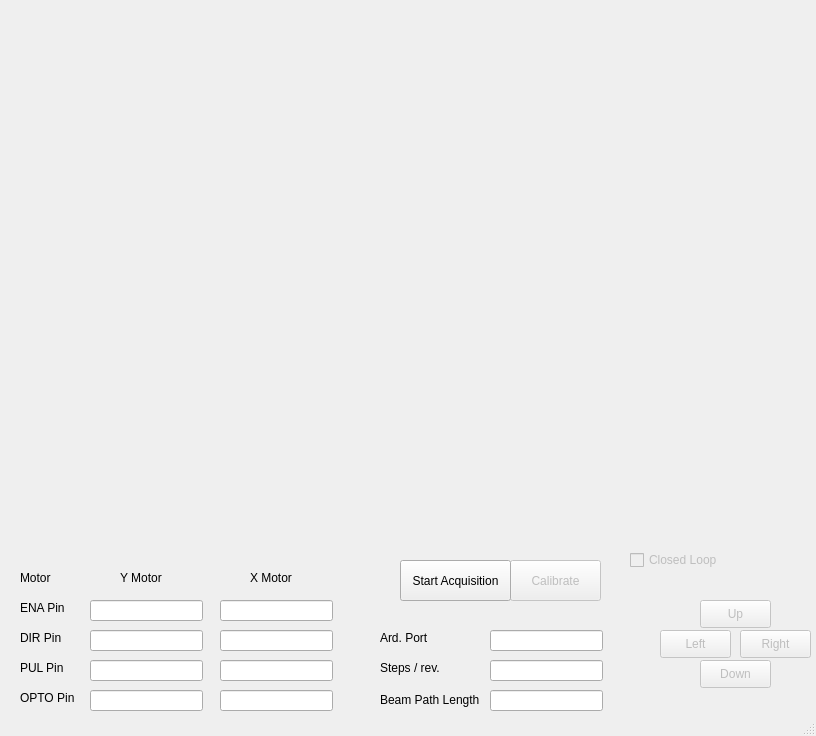
vazirilab/PyBeamProfiler, file src/Arduino_Control.ui: the form before one commit.
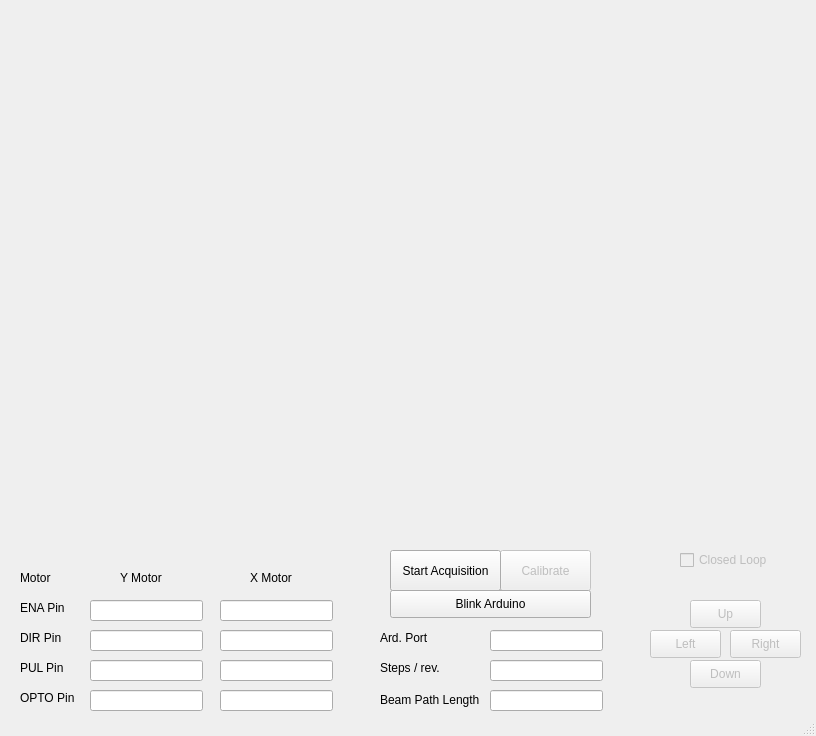
The form after the commit.

Patch:
```diff
--- a/src/Arduino_Control.ui
+++ b/src/Arduino_Control.ui
@@ -20,7 +20,7 @@
     </property>
     <property name="geometry">
      <rect>
-      <x>700</x>
+      <x>690</x>
       <y>600</y>
       <width>71</width>
       <height>28</height>
@@ -36,7 +36,7 @@
     </property>
     <property name="geometry">
      <rect>
-      <x>660</x>
+      <x>650</x>
       <y>630</y>
       <width>71</width>
       <height>28</height>
@@ -52,7 +52,7 @@
     </property>
     <property name="geometry">
      <rect>
-      <x>740</x>
+      <x>730</x>
       <y>630</y>
       <width>71</width>
       <height>28</height>
@@ -68,7 +68,7 @@
     </property>
     <property name="geometry">
      <rect>
-      <x>700</x>
+      <x>690</x>
       <y>660</y>
       <width>71</width>
       <height>28</height>
@@ -107,7 +107,7 @@
     </property>
     <property name="geometry">
      <rect>
-      <x>630</x>
+      <x>680</x>
       <y>550</y>
       <width>91</width>
       <height>20</height>
@@ -313,8 +313,8 @@
     </property>
     <property name="geometry">
      <rect>
-      <x>510</x>
-      <y>560</y>
+      <x>500</x>
+      <y>550</y>
       <width>91</width>
       <height>41</height>
      </rect>
@@ -375,8 +375,8 @@
    <widget class="QPushButton" name="start_acquisition_ard">
     <property name="geometry">
      <rect>
-      <x>400</x>
-      <y>560</y>
+      <x>390</x>
+      <y>550</y>
       <width>111</width>
       <height>41</height>
      </rect>
@@ -385,6 +385,19 @@
      <string>Start Acquisition</string>
     </property>
    </widget>
+   <widget class="QPushButton" name="blink_ard">
+    <property name="geometry">
+     <rect>
+      <x>390</x>
+      <y>590</y>
+      <width>201</width>
+      <height>28</height>
+     </rect>
+    </property>
+    <property name="text">
+     <string>Blink Arduino</string>
+    </property>
+   </widget>
   </widget>
   <widget class="QStatusBar" name="statusbar"/>
  </widget>
```
